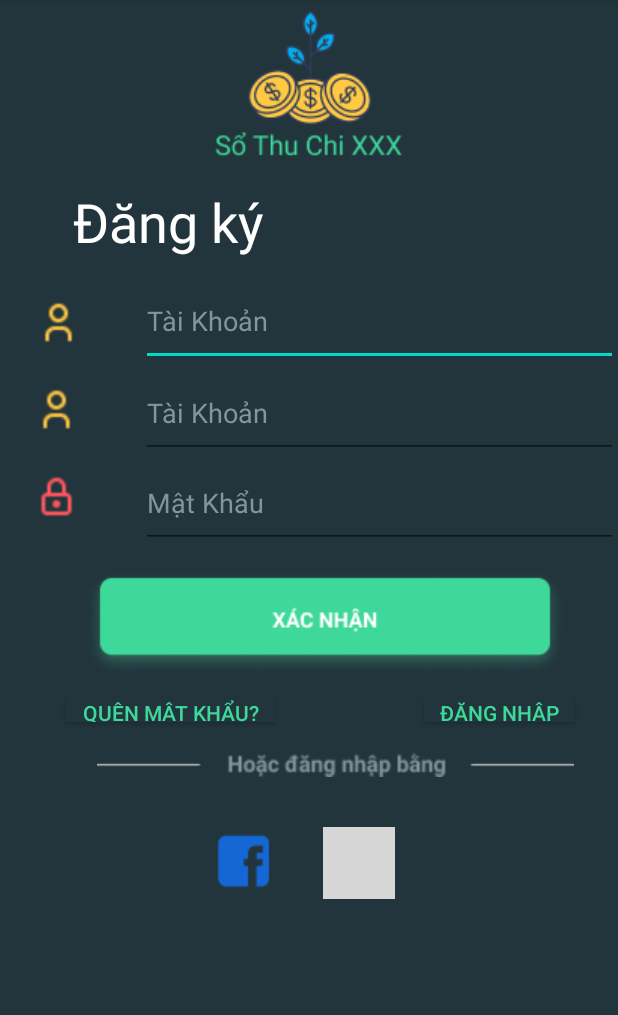
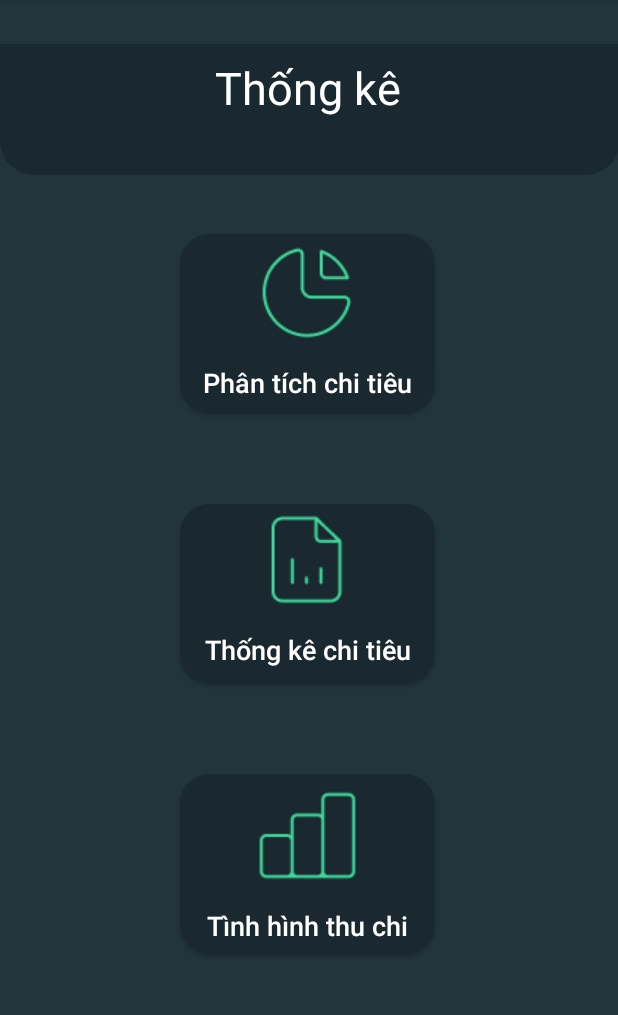
Before and after one commit to anhtranngocy7-gmail-com/DoAnKotlin, an Android app: the screen it shows after launch (MainActivity), on a phone screen of 412 x 824 dp, the part 84-1099 px from its top. Run offline under Robolectric (Android 15) with nearby library versions, the phone set to English and light mode, and no system bars; grey boxes are pictures that could not be loaded.

Commit message:
Update file

```diff
--- a/Source/app/build.gradle
+++ b/Source/app/build.gradle
@@ -55,4 +55,10 @@ dependencies {
     implementation 'net.sourceforge.jtds:jtds:1.3.1'
     implementation 'androidx.lifecycle:lifecycle-viewmodel-ktx:2.2.0'
     implementation 'com.github.bumptech.glide:glide:4.12.0'
+    //implemention fragment
+    def fragment_version = "1.3.3"
+    implementation "androidx.fragment:fragment:$fragment_version"
+    implementation "androidx.fragment:fragment-ktx:$fragment_version"
+
+
 }
--- a/Source/app/src/main/AndroidManifest.xml
+++ b/Source/app/src/main/AndroidManifest.xml
@@ -11,7 +11,9 @@
         android:theme="@style/Theme.Quanlichitieu">
         <activity android:name=".Test.Nhom3AnTestActivity">
 
+
         </activity>
+        <activity android:name=".Thongke.Nhom3QuocThongke"> </activity>
         <activity android:name=".SignUp.Nhom3BinhSignUpActivity" />
         <activity android:name=".Nhom3AnhSignInActivity" />
         <activity android:name=".MainActivity">
--- a/Source/app/src/main/java/com/laptrinhdidong/nhom3/quanlichitieu/MainActivity.kt
+++ b/Source/app/src/main/java/com/laptrinhdidong/nhom3/quanlichitieu/MainActivity.kt
@@ -6,6 +6,6 @@ import android.os.Bundle
 class MainActivity : AppCompatActivity() {
     override fun onCreate(savedInstanceState: Bundle?) {
         super.onCreate(savedInstanceState)
-        setContentView(R.layout.nhom3_binh_activity_sign_up)
+        setContentView(R.layout.nhom3_quoc_acitvity_thongke_fragment)
     }
 }
--- /dev/null
+++ b/Source/app/src/main/res/drawable/curnor_shape.xml
@@ -0,0 +1,9 @@
+<?xml version="1.0" encoding="utf-8"?>
+<shape xmlns:android="http://schemas.android.com/apk/res/android"
+    android:shape="rectangle">
+    <solid android:color="#1A2930"></solid>
+    <corners android:radius="20dp">
+    </corners>
+
+
+</shape>
--- /dev/null
+++ b/Source/app/src/main/res/drawable/head_title_shape.xml
@@ -0,0 +1,12 @@
+<?xml version="1.0" encoding="utf-8"?>
+<shape xmlns:android="http://schemas.android.com/apk/res/android"
+    android:shape="rectangle">
+    <solid android:color="#1A2930" ></solid>
+
+    <size android:height="76dp"
+        android:width="360dp"></size>
+    <corners
+        android:bottomLeftRadius="20dp"
+        android:bottomRightRadius="20dp"></corners>
+
+</shape>
--- /dev/null
+++ b/Source/app/src/main/res/layout/nhom3_quoc_acitvity_thongke_fragment.xml
@@ -0,0 +1,81 @@
+<?xml version="1.0" encoding="utf-8"?>
+<androidx.constraintlayout.widget.ConstraintLayout xmlns:android="http://schemas.android.com/apk/res/android"
+    xmlns:app="http://schemas.android.com/apk/res-auto"
+    xmlns:tools="http://schemas.android.com/tools"
+    android:layout_width="match_parent"
+    android:layout_height="match_parent"
+    android:background="#22353C">
+
+    <ImageView
+        android:id="@+id/imgv_Header"
+        android:layout_width="413dp"
+        android:layout_height="102dp"
+        android:layout_marginBottom="644dp"
+        app:layout_constraintBottom_toBottomOf="parent"
+        app:layout_constraintEnd_toEndOf="parent"
+        app:layout_constraintStart_toStartOf="parent"
+        app:srcCompat="@drawable/head_title_shape" />
+
+    <TextView
+        android:id="@+id/textView"
+        android:layout_width="wrap_content"
+        android:layout_height="wrap_content"
+        android:layout_marginTop="8dp"
+        android:layout_marginBottom="16dp"
+        android:text="Thống kê"
+        android:textColor="#FFFFFF"
+        android:textSize="30sp"
+        app:layout_constraintBottom_toBottomOf="@+id/imgv_Header"
+        app:layout_constraintEnd_toEndOf="parent"
+        app:layout_constraintHorizontal_bias="0.498"
+        app:layout_constraintStart_toStartOf="parent"
+        app:layout_constraintTop_toTopOf="parent" />
+
+    <Button
+        android:id="@+id/btn_Phantichchitieu"
+        android:layout_width="170dp"
+        android:layout_height="120dp"
+        android:layout_marginTop="32dp"
+        android:background="@drawable/curnor_shape"
+        android:drawableTop="@drawable/chart_thongke"
+        android:text="Phân tích chi tiêu"
+        android:textAllCaps="false"
+        android:textColor="#FFFFFF"
+        android:textSize="18sp"
+        app:layout_constraintEnd_toEndOf="parent"
+        app:layout_constraintHorizontal_bias="0.497"
+        app:layout_constraintStart_toStartOf="parent"
+        app:layout_constraintTop_toBottomOf="@+id/imgv_Header" />
+
+    <Button
+        android:id="@+id/btn_Thongkechitieu"
+        android:layout_width="170dp"
+        android:layout_height="120dp"
+        android:layout_marginTop="60dp"
+        android:background="@drawable/curnor_shape"
+        android:drawableTop="@drawable/chart_thongke1"
+        android:text="Thống kê chi tiêu"
+        android:textAllCaps="false"
+        android:textColor="#FFFFFF"
+        android:textSize="18sp"
+        app:layout_constraintEnd_toEndOf="parent"
+        app:layout_constraintHorizontal_bias="0.497"
+        app:layout_constraintStart_toStartOf="parent"
+        app:layout_constraintTop_toBottomOf="@+id/btn_Phantichchitieu" />
+
+    <Button
+        android:id="@+id/btn_Tinhhinhthuchi"
+        android:layout_width="170dp"
+        android:layout_height="120dp"
+        android:layout_marginTop="60dp"
+        android:background="@drawable/curnor_shape"
+        android:drawableTop="@drawable/chart_thongke2"
+        android:text="Tình hình thu chi"
+        android:textAllCaps="false"
+        android:textColor="#FFFFFF"
+        android:textSize="18sp"
+        app:layout_constraintEnd_toEndOf="parent"
+        app:layout_constraintHorizontal_bias="0.497"
+        app:layout_constraintStart_toStartOf="parent"
+        app:layout_constraintTop_toBottomOf="@+id/btn_Thongkechitieu" />
+</androidx.constraintlayout.widget.ConstraintLayout>
```
Also changed, not shown: Source/app/src/main/java/com/laptrinhdidong/nhom3/quanlichitieu/Thongke/Nhom3QuocThongKeFragment.kt (added, +20 -0 lines), Source/app/src/main/java/com/laptrinhdidong/nhom3/quanlichitieu/Thongke/Nhom3QuocThongke.kt (added, +20 -0 lines), Source/app/src/main/res/layout/nhom3_quoc_activity_khac.xml (added, +32 -0 lines), Source/app/src/main/res/layout/nhom3_quoc_activity_thongke.xml (added, +19 -0 lines), Source/app/src/main/res/drawable-v24/chart_thongke.png (added), Source/app/src/main/res/drawable-v24/chart_thongke1.png (added), Source/app/src/main/res/drawable-v24/chart_thongke2.png (added), Source/gradle/wrapper/gradle-wrapper.properties.
